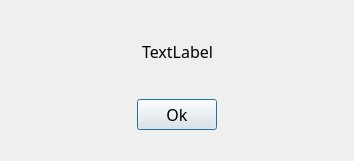
This is BOTT/message.ui in EugeneYarem/BOTT as Qt 5 draws it before an edit. The edited form follows.
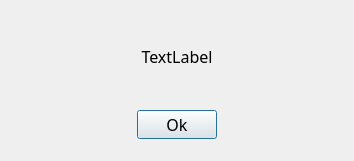
This is the edited form. Icons and pictures are not drawn.

Patch:
```diff
--- a/BOTT/message.ui
+++ b/BOTT/message.ui
@@ -28,146 +28,77 @@
   <property name="styleSheet">
    <string notr="true">background-image: url(:/images/images/dialogBG.jpg);</string>
   </property>
-  <layout class="QGridLayout" name="gridLayout">
-   <item row="0" column="0">
-    <layout class="QVBoxLayout" name="verticalLayout">
-     <item>
-      <spacer name="verticalSpacer_3">
-       <property name="orientation">
-        <enum>Qt::Vertical</enum>
-       </property>
-       <property name="sizeHint" stdset="0">
-        <size>
-         <width>20</width>
-         <height>40</height>
-        </size>
-       </property>
-      </spacer>
-     </item>
-     <item>
-      <layout class="QHBoxLayout" name="horizontalLayout">
-       <item>
-        <spacer name="horizontalSpacer">
-         <property name="orientation">
-          <enum>Qt::Horizontal</enum>
-         </property>
-         <property name="sizeHint" stdset="0">
-          <size>
-           <width>40</width>
-           <height>20</height>
-          </size>
-         </property>
-        </spacer>
-       </item>
-       <item>
-        <widget class="QLabel" name="label">
-         <property name="font">
-          <font>
-           <family>Century Gothic</family>
-           <pointsize>12</pointsize>
-          </font>
-         </property>
-         <property name="text">
-          <string>TextLabel</string>
-         </property>
-         <property name="alignment">
-          <set>Qt::AlignCenter</set>
-         </property>
-        </widget>
-       </item>
-       <item>
-        <spacer name="horizontalSpacer_2">
-         <property name="orientation">
-          <enum>Qt::Horizontal</enum>
-         </property>
-         <property name="sizeHint" stdset="0">
-          <size>
-           <width>40</width>
-           <height>20</height>
-          </size>
-         </property>
-        </spacer>
-       </item>
-      </layout>
-     </item>
-     <item>
-      <spacer name="verticalSpacer">
-       <property name="orientation">
-        <enum>Qt::Vertical</enum>
-       </property>
-       <property name="sizeHint" stdset="0">
-        <size>
-         <width>20</width>
-         <height>40</height>
-        </size>
-       </property>
-      </spacer>
-     </item>
-     <item>
-      <layout class="QHBoxLayout" name="horizontalLayout_2">
-       <item>
-        <spacer name="horizontalSpacer_3">
-         <property name="orientation">
-          <enum>Qt::Horizontal</enum>
-         </property>
-         <property name="sizeHint" stdset="0">
-          <size>
-           <width>40</width>
-           <height>20</height>
-          </size>
-         </property>
-        </spacer>
-       </item>
-       <item>
-        <widget class="QPushButton" name="pushButton">
-         <property name="minimumSize">
-          <size>
-           <width>80</width>
-           <height>0</height>
-          </size>
-         </property>
-         <property name="font">
-          <font>
-           <family>Century Gothic</family>
-           <pointsize>12</pointsize>
-          </font>
-         </property>
-         <property name="text">
-          <string>Ok</string>
-         </property>
-        </widget>
-       </item>
-       <item>
-        <spacer name="horizontalSpacer_4">
-         <property name="orientation">
-          <enum>Qt::Horizontal</enum>
-         </property>
-         <property name="sizeHint" stdset="0">
-          <size>
-           <width>40</width>
-           <height>20</height>
-          </size>
-         </property>
-        </spacer>
-       </item>
-      </layout>
-     </item>
-    </layout>
-   </item>
-   <item row="1" column="0">
-    <spacer name="verticalSpacer_2">
-     <property name="orientation">
-      <enum>Qt::Vertical</enum>
-     </property>
-     <property name="sizeHint" stdset="0">
-      <size>
-       <width>20</width>
-       <height>40</height>
-      </size>
-     </property>
-    </spacer>
-   </item>
-  </layout>
+  <widget class="QPushButton" name="pushButton">
+   <property name="geometry">
+    <rect>
+     <x>137</x>
+     <y>110</y>
+     <width>80</width>
+     <height>29</height>
+    </rect>
+   </property>
+   <property name="minimumSize">
+    <size>
+     <width>80</width>
+     <height>0</height>
+    </size>
+   </property>
+   <property name="font">
+    <font>
+     <family>Century Gothic</family>
+     <pointsize>12</pointsize>
+    </font>
+   </property>
+   <property name="text">
+    <string>Ok</string>
+   </property>
+  </widget>
+  <widget class="QLabel" name="label">
+   <property name="geometry">
+    <rect>
+     <x>22</x>
+     <y>31</y>
+     <width>310</width>
+     <height>51</height>
+    </rect>
+   </property>
+   <property name="sizePolicy">
+    <sizepolicy hsizetype="Preferred" vsizetype="Preferred">
+     <horstretch>0</horstretch>
+     <verstretch>0</verstretch>
+    </sizepolicy>
+   </property>
+   <property name="minimumSize">
+    <size>
+     <width>310</width>
+     <height>24</height>
+    </size>
+   </property>
+   <property name="maximumSize">
+    <size>
+     <width>310</width>
+     <height>1654645</height>
+    </size>
+   </property>
+   <property name="font">
+    <font>
+     <family>Century Gothic</family>
+     <pointsize>12</pointsize>
+    </font>
+   </property>
+   <property name="text">
+    <string>TextLabel</string>
+   </property>
+   <property name="scaledContents">
+    <bool>true</bool>
+   </property>
+   <property name="alignment">
+    <set>Qt::AlignCenter</set>
+   </property>
+   <property name="wordWrap">
+    <bool>true</bool>
+   </property>
+  </widget>
  </widget>
  <resources/>
  <connections/>
```
